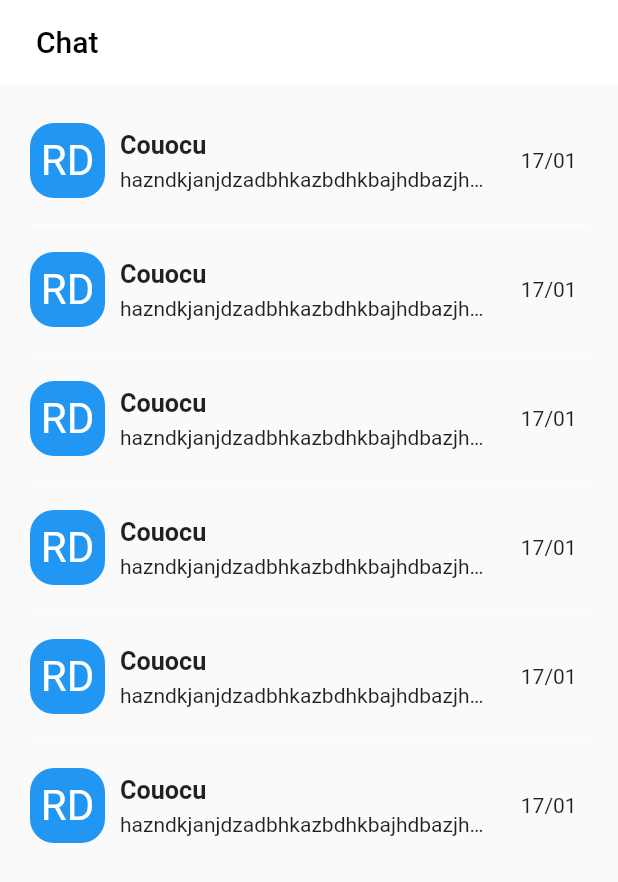
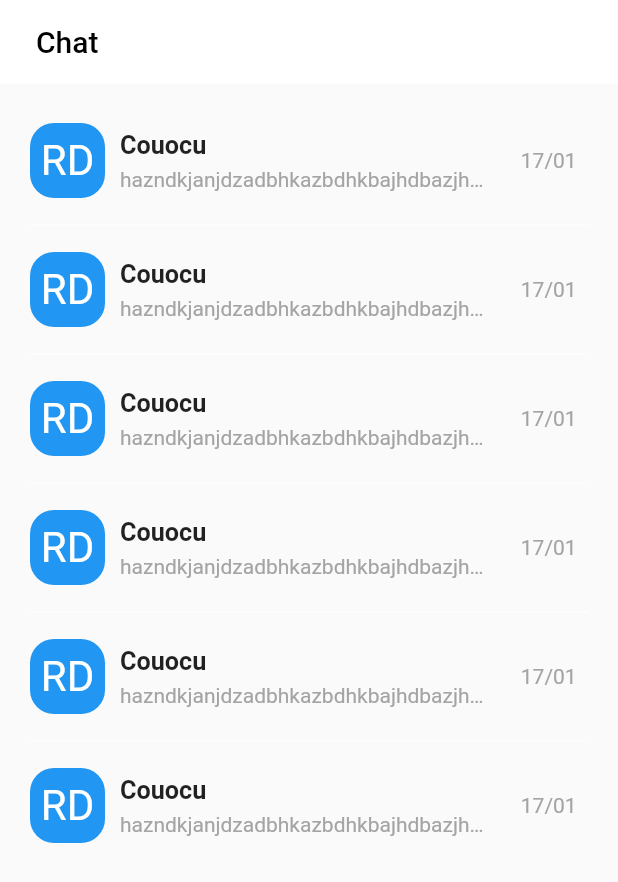
Before and after one commit to Mataillade/unnamed-flutter, a Flutter app: the Chat screen opened directly, on a phone screen of 412 x 824 dp. Shown: the top 882 px of the screen. Run offline on Flutter 3.47's test engine with Material 2 defaults, Android fonts, the phone set to English and light mode, and no system bars; our stand-ins replace flutter_svg.

Commit message:
:bug: (Colors): fix colors by adding extensions

```diff
--- a/lib/screens/home/Chat/chat.dart
+++ b/lib/screens/home/Chat/chat.dart
@@ -1,9 +1,11 @@
-import 'package:flutter/cupertino.dart';
 import 'package:flutter/material.dart';
+import 'package:unnamed/util/exentions/colors.extentions.dart';
 import 'package:unnamed/widgets/Contact/contact_message.widget.dart';
 
 class Chat extends StatelessWidget {
   final List<String> entries = <String>['A', 'B','C', 'D', 'E', 'F'];
+
+   Chat({super.key});
 
   @override
   Widget build(BuildContext context) {
@@ -12,7 +14,7 @@ class Chat extends StatelessWidget {
         backgroundColor: Colors.white,
         elevation: 0,
         automaticallyImplyLeading: false,
-        title: const Text("Chat", style: TextStyle(color: Colors.black)),
+        title: const Text("Chat", style: TextStyle(color: CustomColors.blackk)),
         centerTitle: false,
         titleSpacing: 24,
       ),
@@ -23,7 +25,7 @@ class Chat extends StatelessWidget {
           itemBuilder: (BuildContext context, int index) {
           return Container(
             margin:const EdgeInsets.symmetric(vertical: 10),
-            child: ContactMessageWidget()
+            child: const ContactMessageWidget()
           );
         }
       )
--- a/lib/screens/home/Contact/contact.dart
+++ b/lib/screens/home/Contact/contact.dart
@@ -1,5 +1,7 @@
 import 'package:flutter/material.dart';
 import 'package:unnamed/widgets/Contact/contact.widget.dart';
+
+import '../../../util/exentions/colors.extentions.dart';
 
 class Contact extends StatelessWidget {
   const Contact({super.key});
@@ -13,7 +15,7 @@ class Contact extends StatelessWidget {
         backgroundColor: Colors.white,
         elevation: 0,
         automaticallyImplyLeading: false,
-        title: const Text("Contact", style: TextStyle(color: Colors.black),),
+        title: const Text("Contact", style: TextStyle(color: CustomColors.blackk),),
         centerTitle: false,
         titleSpacing: 24,
       ),
--- a/lib/screens/home/Parameter/parameter.dart
+++ b/lib/screens/home/Parameter/parameter.dart
@@ -1,6 +1,9 @@
 import 'package:flutter/material.dart';
+import 'package:unnamed/util/exentions/colors.extentions.dart';
 
 class Parameter extends StatelessWidget {
+  const Parameter({super.key});
+
   @override
   Widget build(BuildContext context) {
 
@@ -9,7 +12,7 @@ class Parameter extends StatelessWidget {
         backgroundColor: Colors.white,
         elevation: 0,
         automaticallyImplyLeading: false,
-        title: const Text("Parameter", style: TextStyle(color: Colors.black),),
+        title: const Text("Parameter", style: TextStyle(color: CustomColors.blackk),),
         centerTitle: false,
         titleSpacing: 24,
       ),
--- a/lib/screens/home/home.dart
+++ b/lib/screens/home/home.dart
@@ -14,9 +14,9 @@ class Home extends StatefulWidget {
 class _HomeState extends State<Home> {
   int _currentIndex = 0;
   final List<Widget> _page = [
-    Contact(),
+    const Contact(),
     Chat(),
-    Parameter(),
+    const Parameter(),
   ];
 
   @override
--- /dev/null
+++ b/lib/util/exentions/colors.extentions.dart
@@ -0,0 +1,17 @@
+import 'package:flutter/material.dart';
+
+extension CustomColors on Colors {
+  static const Color blackk = Color(0xFF000000);
+
+  static const Color primary = Color(0xFF002DE3);
+
+  static const Color secondary = Color(0xFF879FFF);
+
+  static const Color background = Color(0xFFD2D5F9);
+
+  static const Color secondary_background  = Color(0xFFF7F7FC);
+
+  static const Color divider = Color(0xFFEDEDED);
+
+  static const Color secondary_text = Color(0xFFA4A4A4);
+}
--- a/lib/widgets/Contact/contact_message.widget.dart
+++ b/lib/widgets/Contact/contact_message.widget.dart
@@ -1,8 +1,11 @@
 import 'package:flutter/material.dart';
+import 'package:unnamed/util/exentions/colors.extentions.dart';
 
 import '../../screens/home/Chat/room/room.dart';
 
 class ContactMessageWidget extends StatelessWidget {
+  const ContactMessageWidget({super.key});
+
   @override
   Widget build(BuildContext context) {
     return InkWell(
@@ -10,7 +13,7 @@ class ContactMessageWidget extends StatelessWidget {
         // Action à effectuer lorsqu'on appuie sur le Container
         Navigator.push(
           context,
-          MaterialPageRoute(builder: (context) => Room()),
+          MaterialPageRoute(builder: (context) => const Room()),
         );
       },
       child: Row(
@@ -34,7 +37,7 @@ class ContactMessageWidget extends StatelessWidget {
                 Text("Couocu", textScaleFactor: 1.2, style: TextStyle(fontWeight:FontWeight.bold )),
                 SizedBox(height: 5),
                 Text("hazndkjanjdzadbhkazbdhkbajhdbazjhdbvajhldvhjlazvdjhvajldvey",
-                  style: TextStyle(color: Colors.secondary_text, fontWeight: FontWeight.w400),
+                  style: TextStyle(color: CustomColors.secondary_text, fontWeight: FontWeight.w400),
                   maxLines: 1,
                   overflow: TextOverflow.ellipsis,
                 )
@@ -42,11 +45,11 @@ class ContactMessageWidget extends StatelessWidget {
             ),
           ),
           Container(
-            margin: EdgeInsets.only(left: 20),
+            margin: const EdgeInsets.only(left: 20),
             alignment: Alignment.center,
-            child: Text(
+            child: const Text(
               "17/01",
-              style: TextStyle(color: Colors.secondary_text),
+              style: TextStyle(color: CustomColors.secondary_text),
             ),
           ),
         ],
--- a/lib/widgets/buttons/button.widget.dart
+++ b/lib/widgets/buttons/button.widget.dart
@@ -1,4 +1,6 @@
 import 'package:flutter/material.dart';
+
+import '../../util/exentions/colors.extentions.dart';
 
 class ButtonWidget extends StatelessWidget {
 
@@ -13,7 +15,7 @@ class ButtonWidget extends StatelessWidget {
     return ElevatedButton(
       onPressed: onPressed,
       style: ElevatedButton.styleFrom(
-        backgroundColor: Colors.primary,
+        backgroundColor: CustomColors.primary,
         shape: RoundedRectangleBorder(
           borderRadius: BorderRadius.circular(50.0),
         ),
--- a/lib/widgets/buttons/favorite.widget.dart
+++ b/lib/widgets/buttons/favorite.widget.dart
@@ -1,6 +1,8 @@
 import 'package:flutter/material.dart';
 
 class FavoriButton extends StatefulWidget {
+  const FavoriButton({super.key});
+
   @override
   _FavoriButtonState createState() => _FavoriButtonState();
 }
--- a/lib/widgets/inputs/text_input.widget.dart
+++ b/lib/widgets/inputs/text_input.widget.dart
@@ -1,5 +1,6 @@
-import 'package:flutter/cupertino.dart';
 import 'package:flutter/material.dart';
+
+import '../../util/exentions/colors.extentions.dart';
 
 class TextInput extends StatelessWidget {
 
@@ -14,7 +15,7 @@ class TextInput extends StatelessWidget {
       padding: const EdgeInsets.symmetric(horizontal: 10.0),
       decoration: BoxDecoration(
         borderRadius: BorderRadius.circular(8.0),
-        color: Colors.background
+        color: CustomColors.background
       ),
       child: TextField (
         decoration: InputDecoration(
```
Also changed, not shown: lib/screens/home/Chat/room/room.dart (+14 -11 lines), lib/screens/login/login.dart (+5 -3 lines), lib/util/theme.dart (+7 -7 lines), lib/widgets/Contact/contact.widget.dart (+5 -3 lines).
